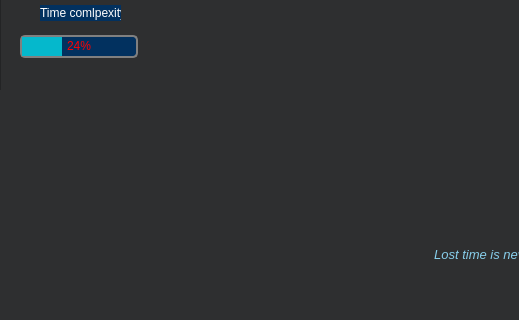
Sapfir0/QT_PROJECT, file time_calculate.ui: the form before one commit; both pictures show x 0 to 519 and y 176 to 496 of the 1160 by 718 pixel window.
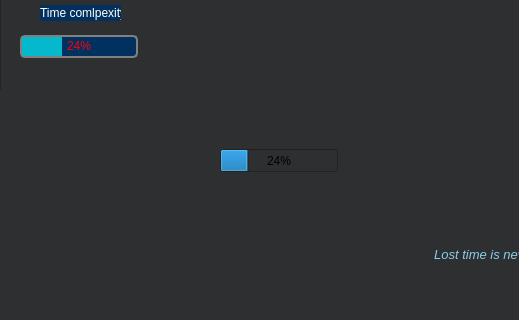
The form after the commit. Icons and pictures are not drawn.

Patch:
```diff
--- a/time_calculate.ui
+++ b/time_calculate.ui
@@ -544,6 +544,19 @@
      <string>Time is a great treasure</string>
     </property>
    </widget>
+   <widget class="QProgressBar" name="progressBar_2">
+    <property name="geometry">
+     <rect>
+      <x>220</x>
+      <y>280</y>
+      <width>118</width>
+      <height>23</height>
+     </rect>
+    </property>
+    <property name="value">
+     <number>24</number>
+    </property>
+   </widget>
   </widget>
   <widget class="QMenuBar" name="menubar">
    <property name="geometry">
```
